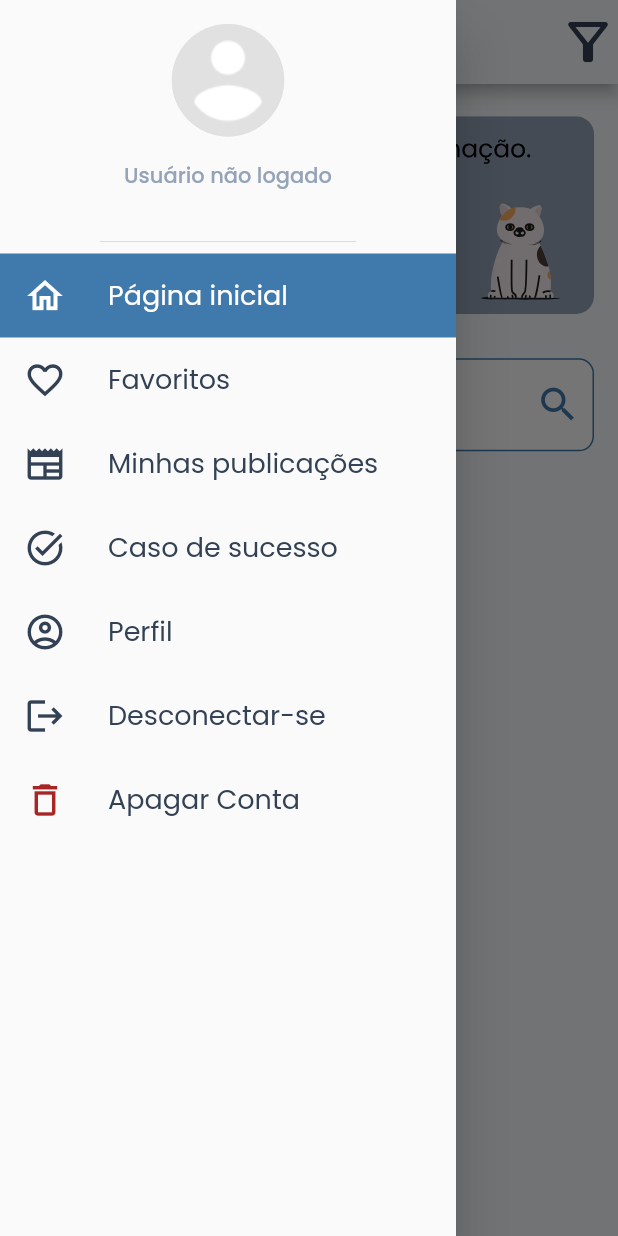
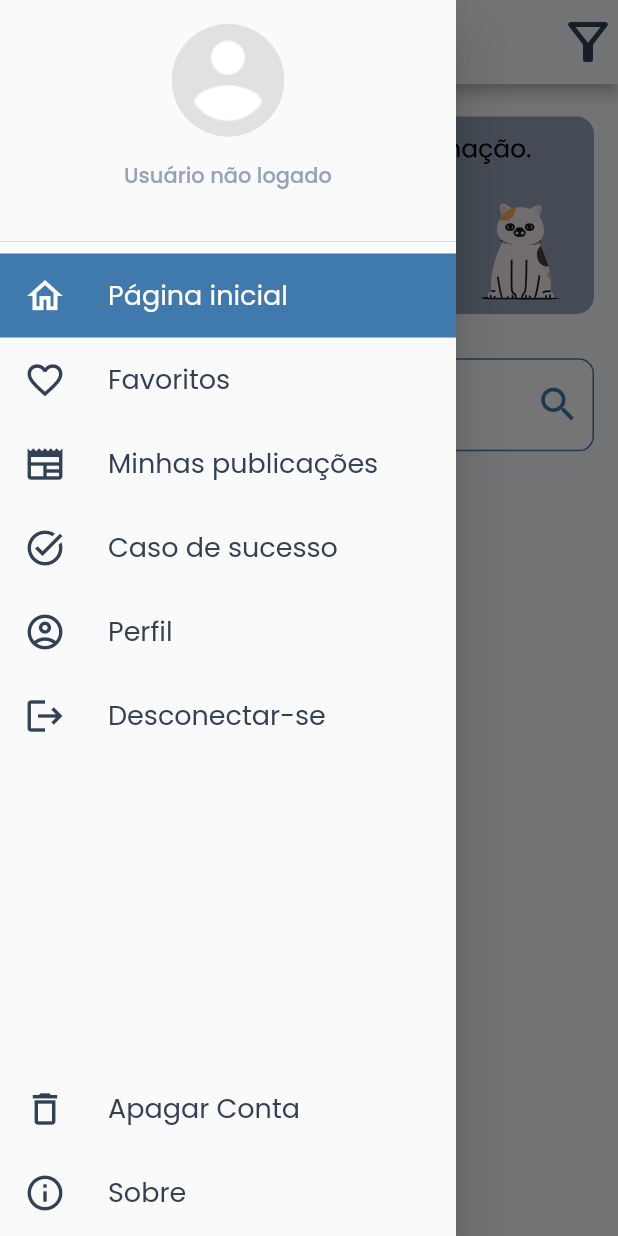
Before and after one commit to Yurinabaia/adote_me, a Flutter app: the screen it shows after launch, after a tap on "Continuar sem login", after a tap on the "menu" icon, on a phone screen of 412 x 824 dp. Run offline on Flutter 3.47's test engine with Material 2 defaults, Android fonts, the phone set to English and light mode, and no system bars; our stand-ins replace carousel_slider, cloud_firestore, device_preview, file_picker, firebase_auth, firebase_core and 11 more; missing offline and left inert: flutter_facebook_auth, flutter_polyline_points, is_first_run, multiple_stream_builder; accounts and stored records are empty.

Commit message:
Correcao de filtro e alguns campos de detalhes

```diff
--- a/lib/data/models/publication_model.dart
+++ b/lib/data/models/publication_model.dart
@@ -15,8 +15,8 @@ class PublicationModel extends ChangeNotifier {
     notifyListeners();
   }
 
-  int? age;
-  setAge(int? age) {
+  String? age;
+  setAge(String? age) {
     this.age = age;
     notifyListeners();
   }
--- a/lib/data/providers/filter_provider.dart
+++ b/lib/data/providers/filter_provider.dart
@@ -1,5 +1,6 @@
 import 'package:cloud_firestore/cloud_firestore.dart';
 import 'package:flutter/material.dart';
+import 'package:adoteme/utils/extension.dart';
 
 Map<String, String> enumTypePublication = {
   'Adoção': 'animal_adoption',
@@ -13,7 +14,8 @@ class FilterProvider extends ChangeNotifier {
   String _sex = 'Todos';
   double _distance = 40;
   DateTime _initialDate = DateTime(2022, 9);
-  DateTime _finalDate = DateTime.now();
+  DateTime _finalDate = DateTime(DateTime.now().year, DateTime.now().month,
+      DateTime.now().day, 23, 59, 59);
 
   get typeAnimal => _typeAnimal;
 
@@ -45,19 +47,26 @@ class FilterProvider extends ChangeNotifier {
     _sex = 'Todos';
     _distance = 40;
     _initialDate = DateTime(2022, 9);
-    _finalDate = DateTime.now();
+    _finalDate = DateTime(DateTime.now().year, DateTime.now().month,
+        DateTime.now().day, 23, 59, 59);
   }
 
   Map<String, dynamic> objFilter() {
+    DateTime dateFinal = _finalDate.isSameDate(DateTime.now())
+        ? DateTime(DateTime.now().year, DateTime.now().month,
+            DateTime.now().day, 23, 59, 59)
+        : _finalDate;
     return {
-      'typeAnimal': typeAnimal == 'Todos' ? ['Cachorro', 'Gato', 'Ave', 'Réptil', 'Outros'] : [typeAnimal],
+      'typeAnimal': typeAnimal == 'Todos'
+          ? ['Cachorro', 'Gato', 'Ave', 'Réptil', 'Outros']
+          : [typeAnimal],
       'typePublication': typePublication == 'Todos'
           ? ['animal_adoption', 'animal_lost', 'informative']
           : [enumTypePublication[typePublication]],
       'sex': sex == 'Todos' ? ['Macho', 'Fêmea'] : [sex],
       'distance': distance,
-      'initialDate': Timestamp.fromDate(initialDate),
-      'finalDate': Timestamp.fromDate(finalDate)
+      'initialDate': Timestamp.fromDate(_initialDate),
+      'finalDate': Timestamp.fromDate(dateFinal),
     };
   }
 }
--- a/lib/data/service/publication_service.dart
+++ b/lib/data/service/publication_service.dart
@@ -142,6 +142,8 @@ class PublicationService {
       required String idUser,
       required objFilter}) async {
     try {
+      print("objFilter: ${objFilter['initialDate'].toDate()}");
+      print("objFilter: ${objFilter['finalDate'].toDate()}");
       var docPublication = await FirebaseFirestore.instance
           .collection(nameCollection)
           .where('idUser', isEqualTo: idUser)
--- a/lib/main.dart
+++ b/lib/main.dart
@@ -15,6 +15,7 @@ import 'package:adoteme/ui/screens/my_publications_screen.dart';
 import 'package:adoteme/ui/screens/publication_details/adoption_post_details_screen.dart';
 import 'package:adoteme/ui/screens/publication_details/informative_post_details_screen.dart';
 import 'package:adoteme/ui/screens/publication_details/lost_post_details_screen.dart';
+import 'package:adoteme/ui/screens/splash_screen.dart';
 import 'package:adoteme/ui/screens/success_case_screen.dart';
 import 'package:adoteme/ui/screens/user_profile_screen.dart';
 import 'package:adoteme/utils/theme_data.dart';
@@ -56,7 +57,7 @@ class MyApp extends StatelessWidget {
       supportedLocales: const [
         Locale('pt', 'BR'),
       ],
-      home: const LoginScreen(),
+      home: const SplashScreen(),
       routes: {
         FirstAccessScreen.routeName: (context) => const FirstAccessScreen(),
         LoginScreen.routeName: (context) => const LoginScreen(),
--- a/lib/ui/components/drawers/menu_drawer_component.dart
+++ b/lib/ui/components/drawers/menu_drawer_component.dart
@@ -85,9 +85,7 @@ class _MenuDrawerComponentState extends State<MenuDrawerComponent> {
   Widget build(BuildContext context) {
     final auth = context.read<LoginFirebaseService>();
     return Drawer(
-      child: SingleChildScrollView(
-        scrollDirection: Axis.vertical,
-        child: Column(
+      child: ListView(
         children: <Widget>[
           DrawerHeader(
             child: Column(
@@ -153,16 +151,32 @@ class _MenuDrawerComponentState extends State<MenuDrawerComponent> {
             title: const BodyTextComponent(
               text: 'Desconectar-se',
             ),
-              onTap: () {
+            onTap: () async {
+              await showDialog(
+                context: context,
+                builder: (context) => const AlertDialogComponent(
+                  statusType: 'error',
+                  title: 'Deseja sair?',
+                  message:
+                      'Desconectar conta do usuário atual e voltar para a tela de login.',
+                ),
+              ).then((value) async {
+                if (value) {
                   auth.signOut();
-                Navigator.pushReplacementNamed(context, LoginScreen.routeName);
+                  Navigator.pushReplacementNamed(
+                      context, LoginScreen.routeName);
+                }
+              });
             },
             selectedTileColor: Theme.of(context).primaryColor,
+          ),
+          SizedBox(
+            height: MediaQuery.of(context).size.height * 0.25,
           ),
           ListTile(
             leading: const Icon(
               Icons.delete_outlined,
-                color: Color(0xffA82525),
+              color: Color(0xff334155),
               size: 28,
             ),
             title: const BodyTextComponent(
@@ -194,6 +208,20 @@ class _MenuDrawerComponentState extends State<MenuDrawerComponent> {
             },
             selectedTileColor: Theme.of(context).primaryColor,
           ),
+          ListTile(
+            leading: const Icon(
+              Icons.info_outline,
+              color: Color(0xff334155),
+              size: 28,
+            ),
+            title: const BodyTextComponent(
+              text: 'Sobre',
+            ),
+            onTap: () {
+              Navigator.pushNamed(context, '/about');
+            },
+            selectedTileColor: Theme.of(context).primaryColor,
+          ),
           // TODO : implementar o sobre-nós
           // const AboutListTile(
           //   icon: Icon(
@@ -212,7 +240,6 @@ class _MenuDrawerComponentState extends State<MenuDrawerComponent> {
           // ),
         ],
       ),
-      ),
     );
   }
 
--- a/lib/ui/screens/create_publication/animal/basic_animal_data_screen.dart
+++ b/lib/ui/screens/create_publication/animal/basic_animal_data_screen.dart
@@ -129,7 +129,7 @@ class _BasicAnimalDataScreenState extends State<BasicAnimalDataScreen> {
                       controller: _ageController,
                       textMask: TextMask('IDADE_ANIMAL'),
                       isRequired: false,
-                      keyboardType: TextInputType.number,
+                      keyboardType: TextInputType.text,
                       labelTextValue: 'Idade (meses)',
                     ),
                   ],
@@ -199,9 +199,7 @@ class _BasicAnimalDataScreenState extends State<BasicAnimalDataScreen> {
                 if (_formKey.currentState!.validate()) {
                   animalModel.setName(_nameController.text);
                   animalModel.setAnimal(_animalController.text);
-                  animalModel.setAge(_ageController.text != ''
-                      ? int.parse(_ageController.text)
-                      : null);
+                  animalModel.setAge(_ageController.text);
                   animalModel.setSize(_sizeController.text);
                   animalModel.setSex(_sexController.text);
                   animalModel.setTemperament(_temperamentController.text != ''
--- a/lib/ui/screens/splash_screen.dart
+++ b/lib/ui/screens/splash_screen.dart
@@ -2,6 +2,7 @@ import 'dart:async';
 import 'package:flutter/material.dart';
 import 'package:flutter/services.dart';
 import 'package:flutter_svg/flutter_svg.dart';
+import 'package:is_first_run/is_first_run.dart';
 
 class SplashScreen extends StatelessWidget {
   static const routeName = "/loading";
@@ -12,8 +13,11 @@ class SplashScreen extends StatelessWidget {
       DeviceOrientation.portraitUp,
       DeviceOrientation.portraitDown,
     ]);
-    Timer(const Duration(seconds: 5),
-        () => Navigator.pushReplacementNamed(context, '/first_access'));
+    Timer(const Duration(seconds: 5), () async {
+      bool firstAccess = await IsFirstRun.isFirstRun();
+      Navigator.pushReplacementNamed(
+          context, firstAccess ? '/first_access' : '/login');
+    });
     return Scaffold(
       body: SafeArea(
         child: Center(
--- a/lib/utils/genereate_data_test.dart
+++ b/lib/utils/genereate_data_test.dart
@@ -21,7 +21,7 @@ class GenereateDataTest {
       'long': -43.9505989,
     };
     publicationModel.setAddress(address);
-    publicationModel.setAge(10);
+    publicationModel.setAge("10");
     publicationModel.setAnimal('Cão');
     publicationModel.setCastrated('Sim');
     publicationModel.setBreed('Vira-lata');
--- a/lib/utils/text_mask.dart
+++ b/lib/utils/text_mask.dart
@@ -12,8 +12,8 @@ class TextMask {
       type: MaskAutoCompletionType.lazy);
 
   final maskIdadeAnimal = MaskTextInputFormatter(
-      mask: '###',
-      filter: {"#": RegExp(r'[0-9]')},
+      mask: '#################',
+      filter: {"#": RegExp(r'[A-Za-z0-9 ]')},
       type: MaskAutoCompletionType.lazy);
 
   final maskCell = MaskTextInputFormatter(
--- a/pubspec.yaml
+++ b/pubspec.yaml
@@ -60,6 +60,7 @@ dependencies:
   geolocator: ^9.0.2
   google_maps_flutter: ^2.2.0
   geocoding: ^2.0.5
+  is_first_run: ^1.0.0
 
 dev_dependencies:
   flutter_test:
```
Also changed, not shown: lib/ui/screens/create_publication/animal/address_screen.dart (+8 -4 lines), lib/ui/screens/user_profile_screen.dart (+13 -9 lines), pubspec.lock. Lines whose indentation alone changed are shown as unchanged.
